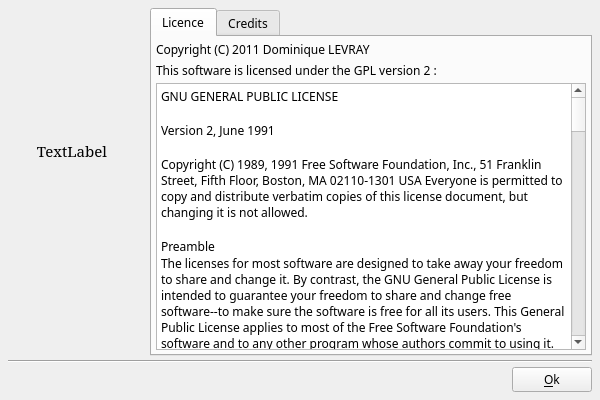
Above: SubProjects/ffDiaporamaMMFiler/DlgAbout.ui from boenki/ffdiaporama before the change. Below: the same form after it.
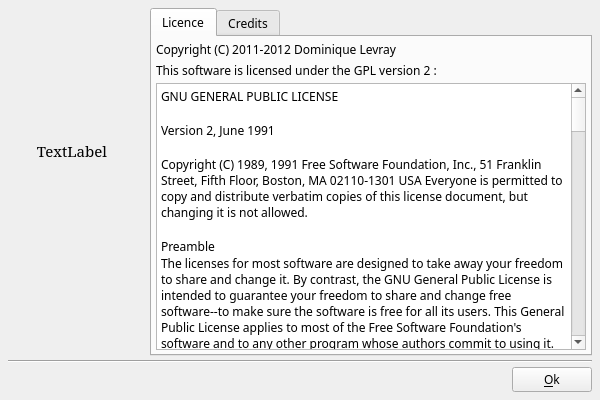
That is the form after the change. The open tabs and pages were chosen to show the change. Icons and pictures are not drawn.

The edit to the form file:
```diff
--- a/SubProjects/ffDiaporamaMMFiler/DlgAbout.ui
+++ b/SubProjects/ffDiaporamaMMFiler/DlgAbout.ui
@@ -102,7 +102,7 @@
            <item>
             <widget class="QLabel" name="label_18">
              <property name="text">
-              <string>Copyright (C) 2011 Dominique LEVRAY</string>
+              <string>Copyright (C) 2011-2012 Dominique Levray</string>
              </property>
             </widget>
            </item>
```
